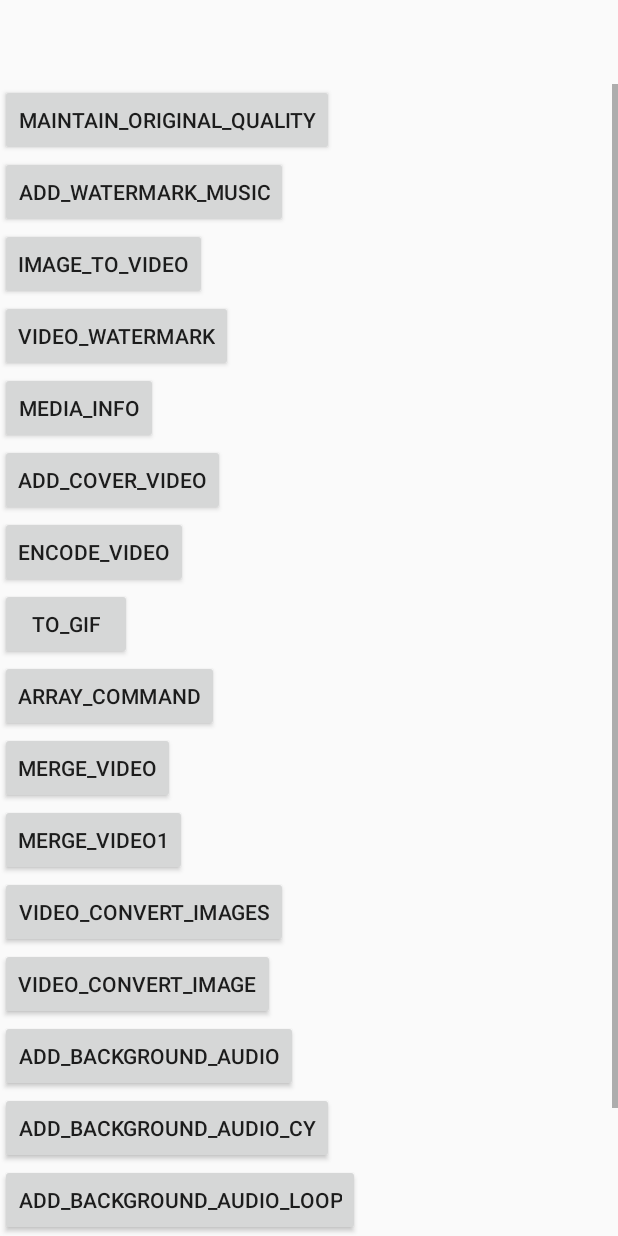
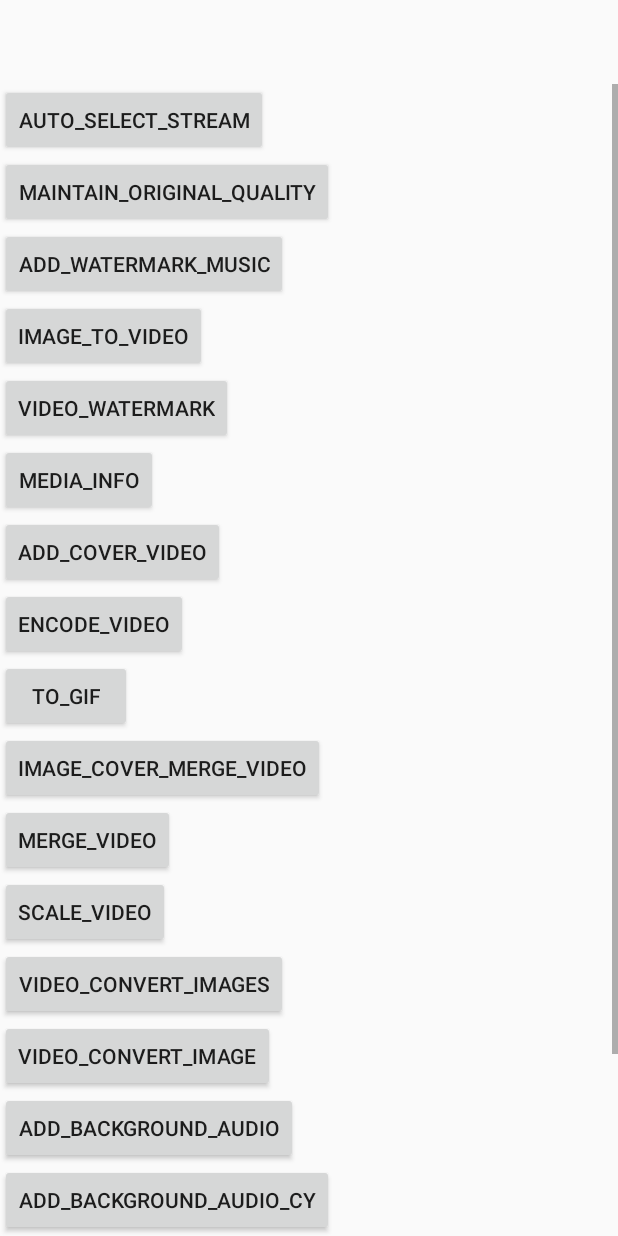
Before and after one commit to hy-liuyuzhe/QWUI_Android, an Android app: the fragment FFmpagFragment placed in its activity, on a phone screen of 412 x 824 dp. Run offline under Robolectric (Android 15) with nearby library versions, the phone set to English and light mode, and no system bars; libraries missing offline, so code that uses them is left out: com.arthenica.ffmpegkit; 4 statements that could not run were skipped.

Commit message:
分辨率
Signed-off-by: liuyuzhe <15313482685@163.com>

```diff
--- a/app/src/main/java/com/qwuiteam/project/fragment/FFmpagFragment.kt
+++ b/app/src/main/java/com/qwuiteam/project/fragment/FFmpagFragment.kt
@@ -20,17 +20,18 @@ import java.io.File
 class FFmpagFragment : BaseFragment() {
 
     val watermark = "/storage/emulated/0/Download/watermark.png"
-    val cover = "/storage/emulated/0/Download/Cover.jpg"
+    val cover = "/storage/emulated/0/Download/Cover.png"
     val dir = "/storage/emulated/0/Download/"
+    val testDir = "/storage/emulated/0/Download/test"
     val dirDownload = "/storage/emulated/0/Download"
     val videoDir = "/storage/emulated/0/Download/video"
+    val videoWaterAvi = "/storage/emulated/0/Download/video/video_with_watermarkV2.avi"
     val opening = "/storage/emulated/0/Download/input.mp4"
     val episode = "/storage/emulated/0/Download/opening.mp4"
     val ending = "/storage/emulated/0/Download/result.mp4"
     val output = "/storage/emulated/0/Download/output2.mp4"
     val output1 = "/storage/emulated/0/Download/output1.mp4"
     val audio1 = "/storage/emulated/0/Download/audio1.mp3"
-    //I/ffmpeg-kit: : Video: mpeg4 (mp4v / 0x7634706D), yuv420p(tv, bt709/bt709/smpte170m), 1280x720 [SAR 1:1 DAR 16:9], 569 kb/s
     val sunshine = "/storage/emulated/0/Download/video/sunshine.mp4"
     val piano_quiet = "/storage/emulated/0/Download/audio/piano_quiet.mp3"
     val class_alarm = "/storage/emulated/0/Download/audio/class_alarm.mp3"
@@ -39,15 +40,17 @@ class FFmpagFragment : BaseFragment() {
 
     override fun onViewCreated(view: View, savedInstanceState: Bundle?) {
         super.onViewCreated(view, savedInstanceState)
+        FileUtils.createOrExistsDir(testDir)
+        auto_select_stream.setOnClickListener {
+            //ffmpeg -i A.avi -i B.mp4 out1.mkv out2.wav -map 1:a -c:a copy out3.mov
+            val command = "-i $videoWaterAvi -i $videoDir/hasBackground_keep_quality.mp4 $testDir/out1.mkv $testDir/out2.wav -map 1:a -c:a copy $testDir/out3.mov"
+            FFmpegKit.executeAsync(command) {
+                if (ReturnCode.isSuccess(it.returnCode)) {
+                    it.arguments.last().openFile(requireContext())
+                }
+            }
+        }
         maintain_original_quality.setOnClickListener {
-            /*val command = "-i $sunshine -vcodec libx265 -crf 28 $videoDir/maintain_original_quality2.mp4"
-            FFmpegKit.executeAsync(command) {
-                Log.d("wwq", "FFmpegSession: " + it.returnCode);
-
-                if (ReturnCode.isSuccess(it.returnCode)) {
-                    it.output.openFile(requireContext())
-                }
-            }*/
             val out = "$videoDir/maintain_original_quality3.mp4"
             val command = "-y -i $sunshine -acodec copy -vcodec libx264 $out"
             FFmpegKit.executeAsync(command) {
@@ -56,7 +59,6 @@ class FFmpagFragment : BaseFragment() {
                 }
             }
         }
-        //./s/ffmpeg -loop 1 -i /files/v/smallest_bunny_1080p_30fps_001.jpg -c:v libx264 -pix_fmt yuv420p -t 10 /files/v/smallest_bunny_1080p_30fps_frame_001.mp4
         addWatermark_music.setOnClickListener {
             val commands = arrayListOf<String>()
             val output1 = "$dirDownload/video/video_with_watermarkV2.mp4"
@@ -70,13 +72,13 @@ class FFmpagFragment : BaseFragment() {
                 add(output1)
             }
             FFmpegKit.executeWithArguments(commands.toTypedArray())
-
             val output = "$dir/video/addWatermark_music.mp4"
             FileUtils.delete(output)
-            val command = "-i $output1 -i $piano_quiet -map 0:v -map 1:a -b:v 4455306k -s 2560x1440 -shortest $output"
-            FFmpegKit.executeAsync(command){
-                Log.d("wwq", "FFmpegSession: "+it.returnCode);
-                if(ReturnCode.isSuccess(it.returnCode)){
+            val command =
+                "-i $output1 -i $piano_quiet -map 0:v -map 1:a -b:v 4455306k -s 2560x1440 -shortest $output"
+            FFmpegKit.executeAsync(command) {
+                Log.d("wwq", "FFmpegSession: " + it.returnCode);
+                if (ReturnCode.isSuccess(it.returnCode)) {
                     output.openFile(requireContext())
                 }
             }
@@ -107,10 +109,13 @@ class FFmpagFragment : BaseFragment() {
             LogUtils.d("info: " + information.allProperties)
         }
 
-        //ffmpeg -i video.mp4 -i image.png -map 1 -map 0 -c copy -disposition:0 attached_pic out.mp4
         add_cover_video.setOnClickListener {
-            //FFmpegKit.execute("-i $opening -i $cover -map 1 -map 0 -c copy -disposition:0 attached_pic $dir/video/video_with_cover.mp4")
-            FFmpegKit.execute("-i $opening -i $cover -filter_complex 'overlay=10:10' $dir/video/video_with_cover.mp4")
+//            FFmpegKit.execute("-i $sunshine -i $cover -map 1 -map 0 -c copy -disposition:0 attached_pic $dir/video/video_with_coverV6.mp4")
+//            FFmpegKit.execute("-i $opening -i $cover -filter_complex 'overlay=10:10' $dir/video/video_with_cover.mp4")
+//            ffmpeg -i in.mp4 -i IMAGE -map 0 -map 1 -c copy -c:v:1 png -disposition:v:1 attached_pic out.mp4
+            //to do no working
+            FFmpegKit.execute("-i $sunshine -i $cover -map 0 -map 1 -c copy -c:v:1 png -disposition:v:1 attached_pic $dir/video/video_with_coverV7.mp4")
+
         }
 
         encode_video.setOnClickListener {
@@ -120,14 +125,23 @@ class FFmpagFragment : BaseFragment() {
             )
         }
 
-        array_command.setOnClickListener {
-            val session = FFmpegKit.execute(
-                "-i $episode -y /storage/emulated/0/Download/output.gif -i $episode -c:v mpeg4 -y $output"
-            )
-            if (ReturnCode.isSuccess(session.returnCode)) {
-                Log.d("wwq", "SUCCESS: ");
-                // SUCCESS
+        //合并2个视频，如果不是同一个比例，后面的会强制按前面视频比例来显示
+        image_cover_merge_video.setOnClickListener {
+//            val output = "$dir/video/${System.currentTimeMillis()}.avi"
+//            FFmpegKit.execute("-loop 1 -i $cover -t 1 $output")
+//
+//            FFmpegKit.execute("-i $output -qscale:v 1 $videoDir/intermediate1.mpg")
+//            FFmpegKit.execute("-i $videoWaterAvi -qscale:v 1 $videoDir/intermediate2.mpg")
+//            FFmpegKit.execute("-i concat:'${videoDir}/intermediate1.mpg|${videoDir}/intermediate2.mpg' -c copy $videoDir/intermediate_all.mpg")
+//            FFmpegKit.execute("-i $videoDir/intermediate_all.mpg -qscale:v 2 $videoDir/image_cover_merge_video.avi")
+
+            //todo keep rate
+            FFmpegKit.executeAsync("-i concat:'${videoDir}/intermediate1.mpg|${videoDir}/intermediate2.mpg' -c copy -y $videoDir/intermediate_all.mpg"){
+                if (ReturnCode.isSuccess(it.returnCode)) {
+                    it.arguments.last().openFile(requireContext())
+                }
             }
+
         }
         to_gif.setOnClickListener {
             val session = FFmpegKit.execute(
@@ -168,32 +182,52 @@ class FFmpagFragment : BaseFragment() {
                 }
             }
         }
-
-        /**
-         * ffmpeg -i vid_dire01_seq01.mp4 -i video_base_1080p.mp4 -i vid_dire01_seq01.mp4
-         * -filter_complex "[0:v]setpts=PTS-STARTPTS,scale=1920x1080,fps=24,format=yuv420p[video0];[1:v]setpts=PTS-STARTPTS,scale=1920x1080,fps=24,format=yuv420p[video1];[2:v]setpts=PTS-STARTPTS,scale=1920x1080,fps=24,format=yuv420p[video2];[video0][0:a:0][video1][1:a:0][video2][2:a:0]concat=n=3:v=1:a=1[outv][outa]" -map [outv] -map [outa] -vsync 0 output.mp4
-         */
-        merge_video1.setOnClickListener {
-//            todo this no working
-//            val command =
-//                "-i $opening -i $episode $ending -filter_complex [0:v]setpts=PTS-STARTPTS,scale=1920x1080,fps=24,format=yuv420p[video0];[1:v]setpts=PTS-STARTPTS,scale=1920x1080,fps=24,format=yuv420p[video1];[2:v]setpts=PTS-STARTPTS,scale=1920x1080,fps=24,format=yuv420p[video2];[video0][0:a:0][video1][1:a:0][video2][2:a:0]concat=n=3:v=1:a=1[outv][outa] -map [outv] -map [outa] -vsync 0 $output1"
-            val command = "-i concat:$opening|$episode|$ending -c copy $output1"
-            FFmpegKit.execute(command)
+        scale_video.setOnClickListener {
+            val out = "$videoDir/${System.currentTimeMillis()}.mp4"
+            FFmpegKit.executeAsync("-i $sunshine -vf scale=320:240,setsar=1:1 $out") {
+                if (ReturnCode.isSuccess(it.returnCode)) {
+                    out.openFile(requireContext())
+                }
+            }
         }
         add_background_audio.setOnClickListener {
-            val command = "-i $opening -i $audio1 -map 0:v -map 1:a $dirDownload/hasBackground.mp4"
-            FFmpegKit.execute(command)
+//            val command = "-i $opening -i $audio1 -map 0:v -map 1:a $dirDownload/hasBackground.mp4"
+//            FFmpegKit.execute(command)
+            //add background keep quality
+//            val command = "-i $sunshine -i $piano_quiet -map 0:v -c:v copy -map 1:a $videoDir/hasBackground_keep_quality.mp4"
+//            FFmpegKit.executeAsync(command){
+//                if (ReturnCode.isSuccess(it.returnCode)) {
+//                    it.arguments.last().openFile(requireContext())
+//                }
+//            }
+//            //keep 720p
+//            val command = "-i $sunshine -i $piano_quiet -map 0:v -vf scale=-1:720 -map 1:a -shortest $videoDir/hasBackground_horizontal_720p.mp4"
+//            FFmpegKit.executeAsync(command){
+//                if (ReturnCode.isSuccess(it.returnCode)) {
+//                    it.arguments.last().openFile(requireContext())
+//                }
+//            }
+            //keep 1080p
+            val command = "-i $opening -i $piano_quiet -map 0:v -vf scale=-1:1080 -map 1:a -shortest -y $videoDir/hasBackground_vertical_1080p.mp4"
+            FFmpegKit.executeAsync(command){
+                if (ReturnCode.isSuccess(it.returnCode)) {
+                    it.arguments.last().openFile(requireContext())
+                }
+            }
+
         }
 
         //-shortest 以最短的为基准 ， -c:v copy 不进行编解码，有压缩
         add_background_audio_cy.setOnClickListener {
-            val command = "-i $opening -i $class_alarm -map 0:v -map 1:a -c:v copy -shortest $dirDownload/hasBackgroundClassAlarm.mp4"
+            val command =
+                "-i $opening -i $class_alarm -map 0:v -map 1:a -c:v copy -shortest $dirDownload/hasBackgroundClassAlarm.mp4"
             FFmpegKit.execute(command)
         }
 
         //音频循环直到视频结束
         add_background_audio_loop.setOnClickListener {
-            val command = "-i $sunshine -stream_loop -1 -i $class_alarm -c:v copy -map 0:v -map 1:a -shortest $dirDownload/hasBackgroundLoop.mp4"
+            val command =
+                "-i $sunshine -stream_loop -1 -i $class_alarm -c:v copy -map 0:v -map 1:a -shortest $dirDownload/hasBackgroundLoop.mp4"
             FFmpegKit.execute(command)
         }
         //ffmpeg -y -i 124.mp3 -vn -acodec copy -ss 00:00:00 -t 00:01:32 output.mp3
--- a/app/src/main/res/layout/fragment_ffmpag.xml
+++ b/app/src/main/res/layout/fragment_ffmpag.xml
@@ -9,6 +9,11 @@
         android:orientation="vertical">
 
 
+        <Button
+            android:id="@+id/auto_select_stream"
+            android:layout_width="wrap_content"
+            android:layout_height="wrap_content"
+            android:text="auto_select_stream" />
         <Button
             android:id="@+id/maintain_original_quality"
             android:layout_width="wrap_content"
@@ -58,10 +63,10 @@
             android:text="to_gif" />
 
         <Button
-            android:id="@+id/array_command"
+            android:id="@+id/image_cover_merge_video"
             android:layout_width="wrap_content"
             android:layout_height="wrap_content"
-            android:text="array_command" />
+            android:text="image_cover_merge_video" />
 
         <Button
             android:id="@+id/merge_video"
@@ -70,10 +75,10 @@
             android:text="merge_video" />
 
         <Button
-            android:id="@+id/merge_video1"
+            android:id="@+id/scale_video"
             android:layout_width="wrap_content"
             android:layout_height="wrap_content"
-            android:text="merge_video1" />
+            android:text="scale_video" />
 
         <Button
             android:id="@+id/video_convert_images"
```
